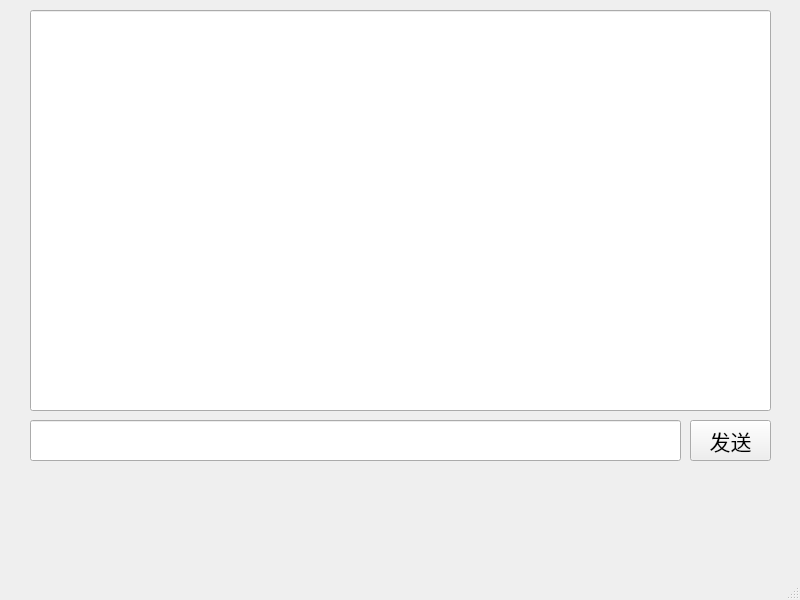
The window that TcpClient/tcpclient.ui (CvEngin/cloud) describes before a commit, drawn with Qt 5.
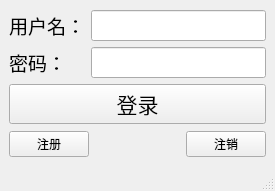
The same window after the commit.

The edit to the form file:
```diff
--- a/TcpClient/tcpclient.ui
+++ b/TcpClient/tcpclient.ui
@@ -6,57 +6,112 @@
    <rect>
     <x>0</x>
     <y>0</y>
-    <width>800</width>
-    <height>600</height>
+    <width>275</width>
+    <height>191</height>
    </rect>
   </property>
   <property name="windowTitle">
    <string>TcpClient</string>
   </property>
   <widget class="QWidget" name="centralwidget">
-   <widget class="QLineEdit" name="lineEdit">
-    <property name="geometry">
-     <rect>
-      <x>30</x>
-      <y>420</y>
-      <width>651</width>
-      <height>41</height>
-     </rect>
-    </property>
-   </widget>
-   <widget class="QPushButton" name="send_pb">
-    <property name="geometry">
-     <rect>
-      <x>690</x>
-      <y>420</y>
-      <width>81</width>
-      <height>41</height>
-     </rect>
-    </property>
-    <property name="font">
-     <font>
-      <pointsize>16</pointsize>
-     </font>
-    </property>
-    <property name="text">
-     <string>发送</string>
-    </property>
-   </widget>
-   <widget class="QLineEdit" name="lineEdit_2">
-    <property name="geometry">
-     <rect>
-      <x>30</x>
-      <y>10</y>
-      <width>741</width>
-      <height>401</height>
-     </rect>
-    </property>
-    <property name="font">
-     <font>
-      <pointsize>14</pointsize>
-     </font>
-    </property>
-   </widget>
+   <layout class="QHBoxLayout" name="horizontalLayout_2">
+    <item>
+     <layout class="QVBoxLayout" name="verticalLayout">
+      <item>
+       <layout class="QGridLayout" name="gridLayout">
+        <item row="1" column="0">
+         <widget class="QLabel" name="pwd_lab">
+          <property name="font">
+           <font>
+            <pointsize>14</pointsize>
+           </font>
+          </property>
+          <property name="text">
+           <string>密码：</string>
+          </property>
+         </widget>
+        </item>
+        <item row="0" column="0">
+         <widget class="QLabel" name="name_lab">
+          <property name="font">
+           <font>
+            <pointsize>14</pointsize>
+           </font>
+          </property>
+          <property name="text">
+           <string>用户名：</string>
+          </property>
+         </widget>
+        </item>
+        <item row="1" column="1">
+         <widget class="QLineEdit" name="pwd_le">
+          <property name="font">
+           <font>
+            <pointsize>14</pointsize>
+           </font>
+          </property>
+          <property name="echoMode">
+           <enum>QLineEdit::EchoMode::Password</enum>
+          </property>
+         </widget>
+        </item>
+        <item row="0" column="1">
+         <widget class="QLineEdit" name="name_le">
+          <property name="font">
+           <font>
+            <pointsize>14</pointsize>
+           </font>
+          </property>
+         </widget>
+        </item>
+        <item row="2" column="0" colspan="2">
+         <widget class="QPushButton" name="login_pb">
+          <property name="font">
+           <font>
+            <pointsize>16</pointsize>
+           </font>
+          </property>
+          <property name="text">
+           <string>登录</string>
+          </property>
+         </widget>
+        </item>
+       </layout>
+      </item>
+      <item>
+       <layout class="QHBoxLayout" name="horizontalLayout">
+        <item>
+         <widget class="QPushButton" name="regist_pb">
+          <property name="text">
+           <string>注册</string>
+          </property>
+         </widget>
+        </item>
+        <item>
+         <spacer name="horizontalSpacer">
+          <property name="orientation">
+           <enum>Qt::Orientation::Horizontal</enum>
+          </property>
+          <property name="sizeHint" stdset="0">
+           <size>
+            <width>40</width>
+            <height>20</height>
+           </size>
+          </property>
+         </spacer>
+        </item>
+        <item>
+         <widget class="QPushButton" name="cancel_pb">
+          <property name="text">
+           <string>注销</string>
+          </property>
+         </widget>
+        </item>
+       </layout>
+      </item>
+     </layout>
+    </item>
+   </layout>
   </widget>
   <widget class="QStatusBar" name="statusbar"/>
  </widget>
```
